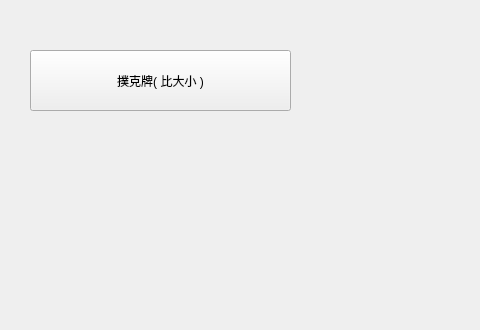
Before: the Qt Designer form Mini-Games/mainwindow.ui in imghe/Mini-Games, drawn with Qt 5; both pictures show x 0 to 480 and y 0 to 330 of the 1280 by 720 pixel window.
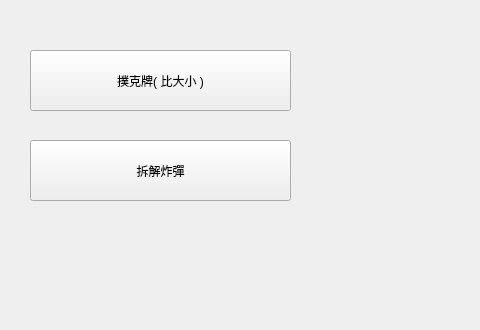
After: the same form once the commit is applied.

The edit to the form file:
```diff
--- a/Mini-Games/mainwindow.ui
+++ b/Mini-Games/mainwindow.ui
@@ -84,6 +84,19 @@
          <string>撲克牌( 比大小 )</string>
         </property>
        </widget>
+       <widget class="QPushButton" name="Booom">
+        <property name="geometry">
+         <rect>
+          <x>20</x>
+          <y>130</y>
+          <width>261</width>
+          <height>61</height>
+         </rect>
+        </property>
+        <property name="text">
+         <string>拆解炸彈</string>
+        </property>
+       </widget>
       </widget>
       <widget class="QWidget" name="page_1"/>
      </widget>
```
